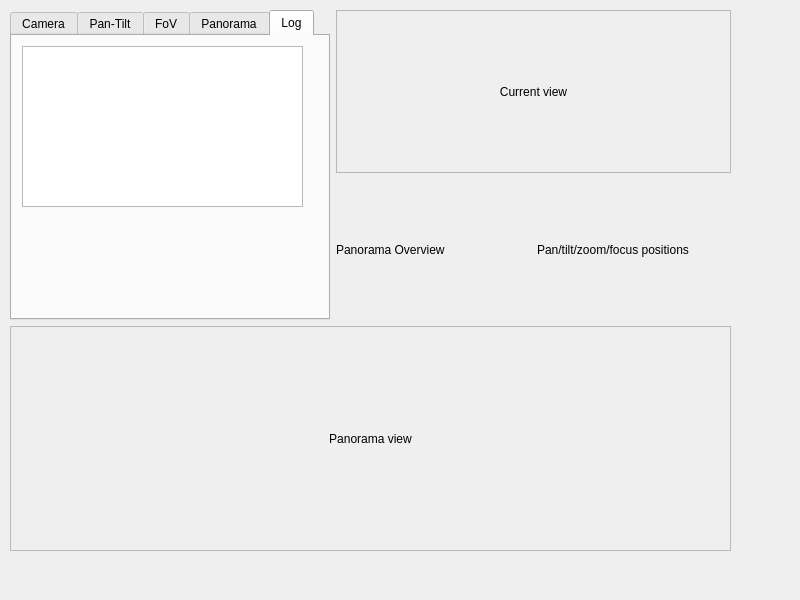
borevitzlab/Gigavision, file controller2.ui: the form before one commit.
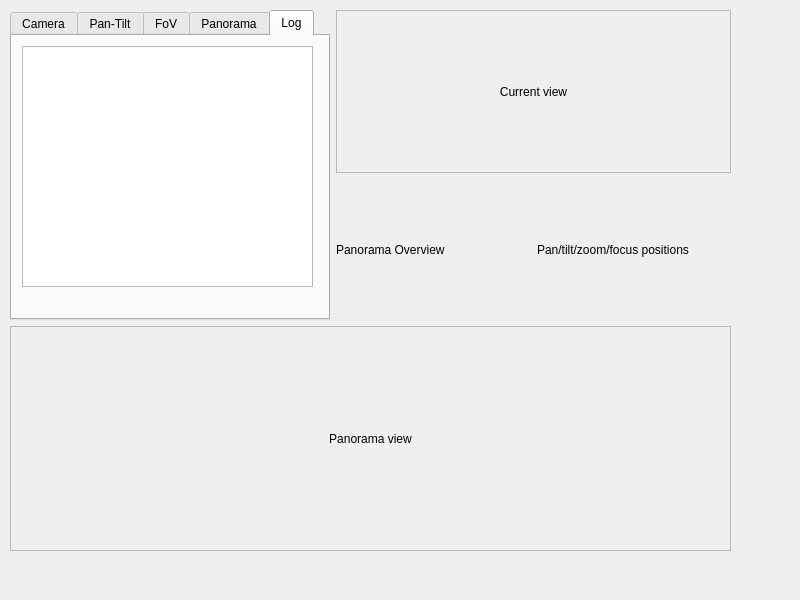
The form after the commit. The open tabs and pages were chosen to show the change.

Commit message: Correct mouse interaction for pan/tilt interaction with live image

The edit to the form file:
```diff
--- a/controller2.ui
+++ b/controller2.ui
@@ -314,8 +314,8 @@
             <rect>
              <x>10</x>
              <y>10</y>
-             <width>281</width>
-             <height>161</height>
+             <width>291</width>
+             <height>241</height>
             </rect>
            </property>
            <property name="sizePolicy">
@@ -324,6 +324,15 @@
              <verstretch>0</verstretch>
             </sizepolicy>
            </property>
+           <property name="font">
+            <font>
+             <family>Courier New</family>
+             <pointsize>10</pointsize>
+            </font>
+           </property>
+           <property name="lineWrapMode">
+            <enum>QTextEdit::NoWrap</enum>
+           </property>
           </widget>
          </widget>
         </widget>
```
Left out of the diff: 2 changed lines with no effect on the pictures. The commit also changes 1 other file.
